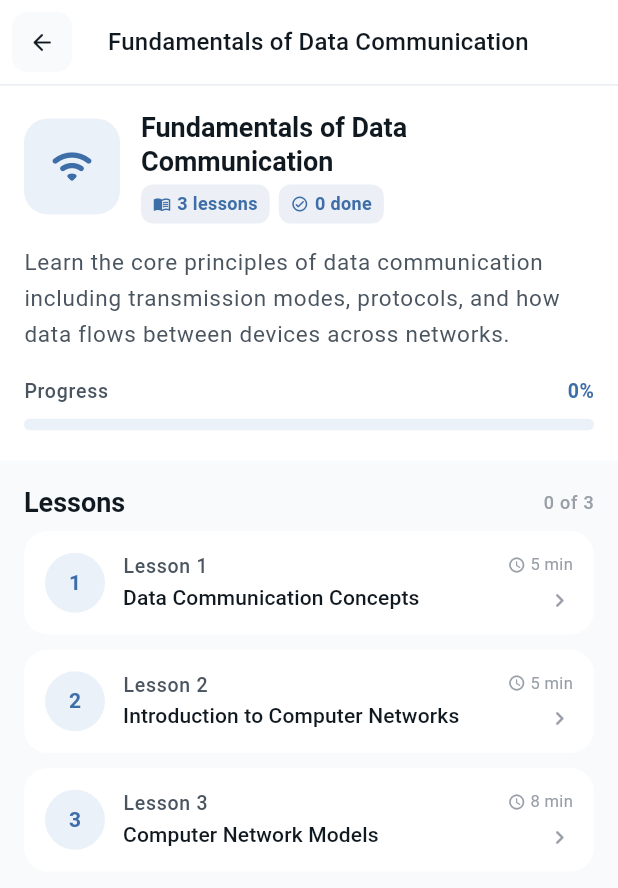
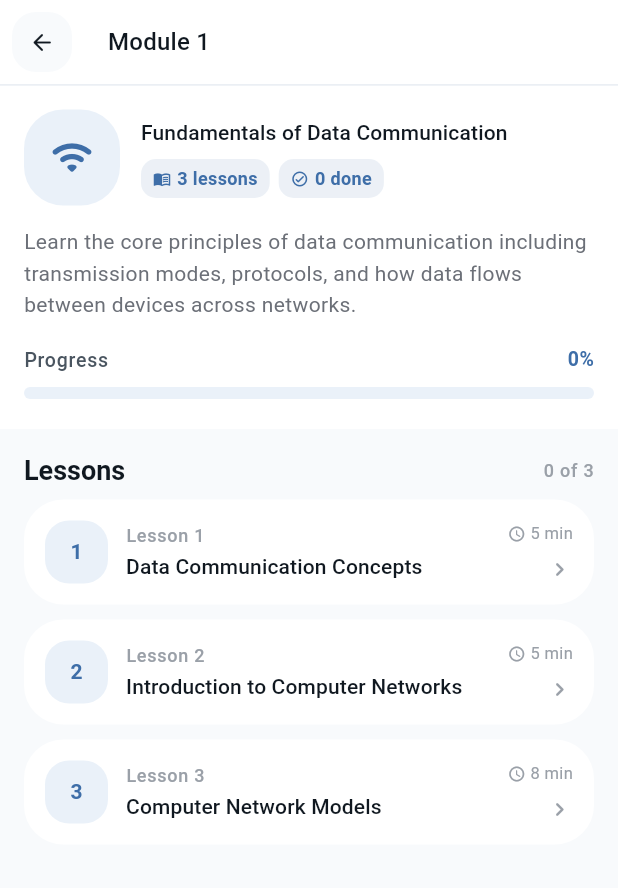
Before and after one commit to jaero-xg/Arnet-V3, a Flutter app: the HomeScreen screen opened directly, after a tap on the "close" icon, after a tap on "Fundamentals of Data Communication", on a phone screen of 412 x 824 dp. Shown: the top 888 px of the screen. Run offline on Flutter 3.47's test engine with Material 3 defaults, Android fonts, the phone set to English and light mode, and no system bars; our stand-ins replace flutter_local_notifications, flutter_svg, flutter_timezone, shared_preferences, timezone; accounts and stored records are empty.

Commit message:
adjust components border-radius

```diff
--- a/lib/data/sample_data.dart
+++ b/lib/data/sample_data.dart
@@ -5,7 +5,7 @@ import 'package:ar_elearning/data/network_svgs.dart';
 
 final List<LearningModule> sampleModules = [
   LearningModule(
-    id: 'mod_fundamentals',
+    id: 'Module 1',
     title: 'Fundamentals of Data Communication',
     description:
         'Learn the core principles of data communication including transmission modes, protocols, and how data flows between devices across networks.',
@@ -468,7 +468,7 @@ final List<LearningModule> sampleModules = [
     ],
   ),
   LearningModule(
-    id: 'mod_transmission',
+    id: 'Module 2',
     title: 'Data Transmission',
     description:
         'Explore how data is transmitted across networks through various media, signals, and encoding techniques including wired and wireless methods.',
@@ -1014,7 +1014,7 @@ final List<LearningModule> sampleModules = [
     ],
   ),
   LearningModule(
-    id: 'mod_implementation',
+    id: 'Module 3',
     title: 'Network Implementation Devices',
     description:
         'Discover the roles and functions of key networking hardware such as routers, switches, hubs, and access points in building a network.',
@@ -1512,7 +1512,7 @@ final List<LearningModule> sampleModules = [
     ],
   ),
   LearningModule(
-    id: 'mod_setup',
+    id: 'Module 4',
     title: 'Network Setup & Configuration',
     description:
         'Learn how to plan, set up, and configure a network from scratch including IP addressing, subnetting, and basic network troubleshooting.',
--- a/lib/screens/home_screen.dart
+++ b/lib/screens/home_screen.dart
@@ -129,10 +129,11 @@ class _TopBar extends StatelessWidget {
           const Spacer(),
           // Offline badge
           Container(
-            padding: const EdgeInsets.symmetric(horizontal: 10, vertical: 4),
+            height: 36,
+            padding: const EdgeInsets.symmetric(horizontal: 10, vertical: 10),
             decoration: BoxDecoration(
-              color: AppTheme.greenTint,
-              borderRadius: BorderRadius.circular(20),
+              color: AppTheme.surfaceColorLight,
+              borderRadius: BorderRadius.circular(16),
             ),
             child: const Row(
               mainAxisSize: MainAxisSize.min,
@@ -153,12 +154,18 @@ class _TopBar extends StatelessWidget {
           ),
           const SizedBox(width: 10),
           // Avatar
-          CircleAvatar(
-            radius: 18,
-            backgroundColor: AppTheme.primaryColor.withValues(alpha: 0.15),
-            child: Text(
-              avatarList[profile?.avatarIndex ?? 0]['emoji'],
-              style: const TextStyle(fontSize: 18),
+          Container(
+            width: 36,
+            height: 36,
+            decoration: BoxDecoration(
+              color: AppTheme.surfaceColorLight,
+              borderRadius: BorderRadius.circular(16),
+            ),
+            child: Center(
+              child: Text(
+                avatarList[profile?.avatarIndex ?? 0]['emoji'],
+                style: const TextStyle(fontSize: 20),
+              ),
             ),
           ),
         ],
@@ -213,10 +220,10 @@ class _HeroBanner extends StatelessWidget {
           // Greeting text
           RichText(
             text: TextSpan(
-              style: const TextStyle(
+              style: TextStyle(
                 fontSize: 26,
                 fontWeight: FontWeight.w300,
-                color: AppTheme.primaryColor,
+                color: Theme.of(context).textTheme.headlineMedium?.color,
               ),
               children: [
                 TextSpan(text: '$greeting, '),
@@ -224,7 +231,6 @@ class _HeroBanner extends StatelessWidget {
                   text: '$name!',
                   style: const TextStyle(
                     fontWeight: FontWeight.w700,
-                    color: AppTheme.primaryColor,
                   ),
                 ),
               ],
@@ -236,7 +242,7 @@ class _HeroBanner extends StatelessWidget {
             width: double.infinity,
             decoration: BoxDecoration(
               color: AppTheme.primaryColor,
-              borderRadius: BorderRadius.circular(16),
+              borderRadius: BorderRadius.circular(28),
             ),
             clipBehavior: Clip.hardEdge,
             child: Stack(
@@ -272,7 +278,6 @@ class _HeroBanner extends StatelessWidget {
                     children: [
                       // Logo box
                       ClipRRect(
-                        borderRadius: BorderRadius.circular(12),
                         child: Image.asset(
                           'assets/images/logo.png',
                           width: 48,
@@ -421,7 +426,7 @@ class _ActionCard extends StatelessWidget {
       margin: const EdgeInsets.only(bottom: 10),
       decoration: BoxDecoration(
         color: Theme.of(context).cardTheme.color,
-        borderRadius: BorderRadius.circular(16),
+        borderRadius: BorderRadius.circular(28),
       ),
       child: InkWell(
         onTap: onTap,
@@ -434,7 +439,7 @@ class _ActionCard extends StatelessWidget {
               height: 42,
               decoration: BoxDecoration(
                 color: iconBg,
-                borderRadius: BorderRadius.circular(12),
+                borderRadius: BorderRadius.circular(16),
               ),
               child: Icon(icon, color: iconColor, size: 22),
             ),
@@ -479,10 +484,10 @@ class _ModuleCard extends StatelessWidget {
 
   // Map module IDs to icons
   static const _moduleIcons = <String, IconData>{
-    'mod_fundamentals': Icons.wifi_rounded,
-    'mod_transmission': Icons.cable_rounded,
-    'mod_implementation': Icons.router_rounded,
-    'mod_setup': Icons.settings_ethernet_rounded,
+    'Module 1': Icons.wifi_rounded,
+    'Module 2': Icons.cable_rounded,
+    'Module 3': Icons.router_rounded,
+    'Module 4': Icons.settings_ethernet_rounded,
   };
 
   @override
@@ -495,7 +500,7 @@ class _ModuleCard extends StatelessWidget {
       margin: const EdgeInsets.only(bottom: 10),
       decoration: BoxDecoration(
         color: Theme.of(context).cardTheme.color,
-        borderRadius: BorderRadius.circular(16),
+        borderRadius: BorderRadius.circular(28),
       ),
       child: InkWell(
         onTap: () => Navigator.push(
@@ -510,15 +515,15 @@ class _ModuleCard extends StatelessWidget {
             children: [
               // Icon box
               Container(
-                width: 52,
-                height: 52,
+                width: 42,
+                height: 42,
                 decoration: BoxDecoration(
                   color: AppTheme.greenTint,
-                  borderRadius: BorderRadius.circular(14),
+                  borderRadius: BorderRadius.circular(16),
                 ),
                 child: Icon(
                   icon,
-                  size: 24,
+                  size: 22,
                   color: AppTheme.primaryColor,
                 ),
               ),
@@ -529,14 +534,14 @@ class _ModuleCard extends StatelessWidget {
                   children: [
                     Text(
                       module.title,
-                      style: Theme.of(context).textTheme.titleMedium,
+                      style: Theme.of(context).textTheme.titleSmall,
                     ),
                     const SizedBox(height: 2),
                     Text(
                       '${module.lessons.length} lessons',
                       style: Theme.of(context).textTheme.bodySmall,
                     ),
-                    const SizedBox(height: 8),
+                    const SizedBox(height: 2),
                     // Progress bar
                     Row(
                       children: [
--- a/lib/screens/lesson_reader_screen.dart
+++ b/lib/screens/lesson_reader_screen.dart
@@ -8,10 +8,10 @@ import '../theme/app_theme.dart';
 import 'quiz_screen.dart';
 
 const _kModuleIcons = <String, IconData>{
-  'mod_fundamentals': Icons.wifi_rounded,
-  'mod_transmission': Icons.cable_rounded,
-  'mod_implementation': Icons.router_rounded,
-  'mod_setup': Icons.settings_ethernet_rounded,
+  'Module 1': Icons.wifi_rounded,
+  'Module 2': Icons.cable_rounded,
+  'Module 3': Icons.router_rounded,
+  'Module 4': Icons.settings_ethernet_rounded,
 };
 
 class LessonReaderScreen extends StatefulWidget {
@@ -81,12 +81,12 @@ class _LessonReaderScreenState extends State<LessonReaderScreen> {
                     child: Container(
                       decoration: BoxDecoration(
                         color: Theme.of(context).scaffoldBackgroundColor,
-                        borderRadius: BorderRadius.circular(10),
+                        borderRadius: BorderRadius.circular(16),
                       ),
                       child: Icon(
                         Icons.arrow_back_rounded,
                         size: 18,
-                        color: Theme.of(context).textTheme.titleLarge?.color,
+                        color: Theme.of(context).textTheme.titleSmall?.color,
                       ),
                     ),
                   ),
@@ -95,16 +95,8 @@ class _LessonReaderScreenState extends State<LessonReaderScreen> {
                   crossAxisAlignment: CrossAxisAlignment.start,
                   children: [
                     Text(
-                      module.title,
-                      style: const TextStyle(
-                        fontSize: 11,
-                        color: Color(0xFF9AA0A8),
-                        fontWeight: FontWeight.w500,
-                      ),
-                    ),
-                    Text(
                       lesson.title,
-                      style: Theme.of(context).textTheme.titleSmall,
+                      style: Theme.of(context).textTheme.titleMedium,
                     ),
                   ],
                 ),
@@ -117,7 +109,7 @@ class _LessonReaderScreenState extends State<LessonReaderScreen> {
                             horizontal: 10, vertical: 4),
                         decoration: BoxDecoration(
                           color: AppTheme.greenTint,
-                          borderRadius: BorderRadius.circular(20),
+                          borderRadius: BorderRadius.circular(10),
                         ),
                         child: Text(
                           '${lessonIndex + 1} / $totalLessons',
@@ -336,7 +328,7 @@ class _SectionBlock extends StatelessWidget {
               Expanded(
                 child: Text(
                   section.heading,
-                  style: Theme.of(context).textTheme.titleLarge,
+                  style: Theme.of(context).textTheme.titleSmall,
                 ),
               ),
             ],
@@ -345,8 +337,8 @@ class _SectionBlock extends StatelessWidget {
 
           // Accent underline
           Container(
-            width: 36,
-            height: 3,
+            width: 42,
+            height: 2,
             decoration: BoxDecoration(
               color: AppTheme.primaryColor,
               borderRadius: BorderRadius.circular(2),
@@ -357,7 +349,7 @@ class _SectionBlock extends StatelessWidget {
           // Body text
           Text(
             section.body,
-            style: Theme.of(context).textTheme.bodyLarge,
+            style: Theme.of(context).textTheme.bodyMedium,
           ),
         ],
       ),
@@ -410,7 +402,7 @@ class _BottomCTA extends StatelessWidget {
             foregroundColor: Colors.white,
             minimumSize: const Size(double.infinity, 52),
             shape: RoundedRectangleBorder(
-              borderRadius: BorderRadius.circular(14),
+              borderRadius: BorderRadius.circular(20),
             ),
             elevation: 0,
           ),
--- a/lib/screens/module_details_screen.dart
+++ b/lib/screens/module_details_screen.dart
@@ -6,10 +6,10 @@ import '../theme/app_theme.dart';
 import 'lesson_reader_screen.dart';
 
 const _kModuleIcons = <String, IconData>{
-  'mod_fundamentals': Icons.wifi_rounded,
-  'mod_transmission': Icons.cable_rounded,
-  'mod_implementation': Icons.router_rounded,
-  'mod_setup': Icons.settings_ethernet_rounded,
+  'Module 1': Icons.wifi_rounded,
+  'Module 2': Icons.cable_rounded,
+  'Module 3': Icons.router_rounded,
+  'Module 4': Icons.settings_ethernet_rounded,
 };
 
 class ModuleDetailsScreen extends StatelessWidget {
@@ -38,7 +38,7 @@ class ModuleDetailsScreen extends StatelessWidget {
                 child: Container(
                   decoration: BoxDecoration(
                     color: Theme.of(context).scaffoldBackgroundColor,
-                    borderRadius: BorderRadius.circular(10),
+                    borderRadius: BorderRadius.circular(16),
                   ),
                   child: Icon(
                     Icons.arrow_back_rounded,
@@ -49,7 +49,7 @@ class ModuleDetailsScreen extends StatelessWidget {
               ),
             ),
             title: Text(
-              module.title,
+              module.id,
               style: Theme.of(context).textTheme.titleMedium,
             ),
             bottom: PreferredSize(
@@ -77,7 +77,7 @@ class ModuleDetailsScreen extends StatelessWidget {
                         height: 64,
                         decoration: BoxDecoration(
                           color: AppTheme.greenTint,
-                          borderRadius: BorderRadius.circular(16),
+                          borderRadius: BorderRadius.circular(26),
                         ),
                         child: Icon(
                           _kModuleIcons[module.id] ?? Icons.school_outlined,
@@ -92,9 +92,9 @@ class ModuleDetailsScreen extends StatelessWidget {
                           children: [
                             Text(
                               module.title,
-                              style: Theme.of(context).textTheme.titleLarge,
+                              style: Theme.of(context).textTheme.titleSmall,
                             ),
-                            const SizedBox(height: 4),
+                            const SizedBox(height: 8),
                             Row(
                               children: [
                                 _InfoPill(
@@ -118,7 +118,7 @@ class ModuleDetailsScreen extends StatelessWidget {
                   const SizedBox(height: 14),
                   Text(
                     module.description,
-                    style: Theme.of(context).textTheme.bodyLarge,
+                    style: Theme.of(context).textTheme.bodyMedium,
                   ),
                   const SizedBox(height: 16),
                   Row(
@@ -140,7 +140,7 @@ class ModuleDetailsScreen extends StatelessWidget {
                   ),
                   const SizedBox(height: 8),
                   ClipRRect(
-                    borderRadius: BorderRadius.circular(6),
+                    borderRadius: BorderRadius.circular(8),
                     child: LinearProgressIndicator(
                       value: pct / 100,
                       backgroundColor: AppTheme.greenTint,
@@ -212,7 +212,7 @@ class _InfoPill extends StatelessWidget {
       padding: const EdgeInsets.symmetric(horizontal: 8, vertical: 4),
       decoration: BoxDecoration(
         color: color.withValues(alpha: 0.1),
-        borderRadius: BorderRadius.circular(8),
+        borderRadius: BorderRadius.circular(10),
       ),
       child: Row(
         mainAxisSize: MainAxisSize.min,
@@ -256,7 +256,7 @@ class _LessonCard extends StatelessWidget {
       margin: EdgeInsets.only(bottom: isLast ? 0 : 10),
       decoration: BoxDecoration(
         color: Theme.of(context).cardTheme.color,
-        borderRadius: BorderRadius.circular(16),
+        borderRadius: BorderRadius.circular(26),
       ),
       child: InkWell(
         onTap: () => Navigator.push(
@@ -272,13 +272,13 @@ class _LessonCard extends StatelessWidget {
             children: [
               // Step indicator circle
               Container(
-                width: 40,
-                height: 40,
+                width: 42,
+                height: 42,
                 decoration: BoxDecoration(
                   color: isCompleted
                       ? AppTheme.primaryColor.withValues(alpha: 0.1)
                       : AppTheme.greenTint,
-                  shape: BoxShape.circle,
+                  borderRadius: BorderRadius.circular(16),
                 ),
                 child: Center(
                   child: isCompleted
@@ -305,7 +305,7 @@ class _LessonCard extends StatelessWidget {
                   children: [
                     Text(
                       lesson.title,
-                      style: Theme.of(context).textTheme.labelMedium,
+                      style: Theme.of(context).textTheme.labelSmall,
                     ),
                     const SizedBox(height: 2),
                     Text(
```
Also changed, not shown: lib/screens/ar_screen.dart (+3 -17 lines), lib/screens/model_details_screen.dart (+6 -6 lines), lib/screens/models_screen.dart (+5 -19 lines), lib/screens/profile_screen.dart (+16 -67 lines), lib/screens/quiz_screen.dart (+12 -12 lines).
